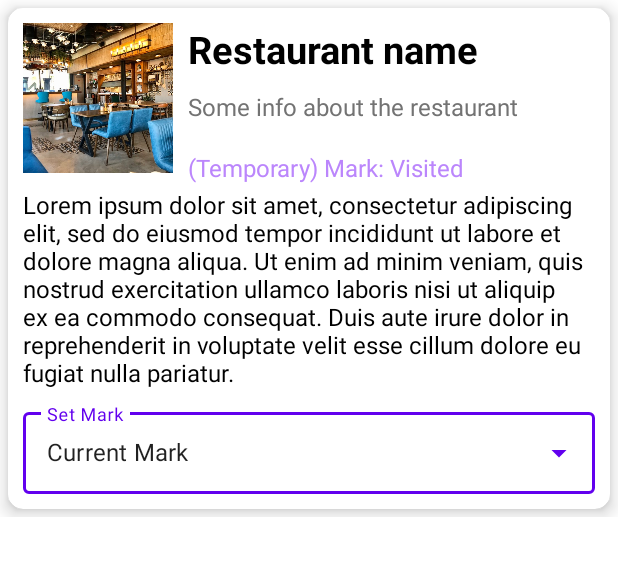
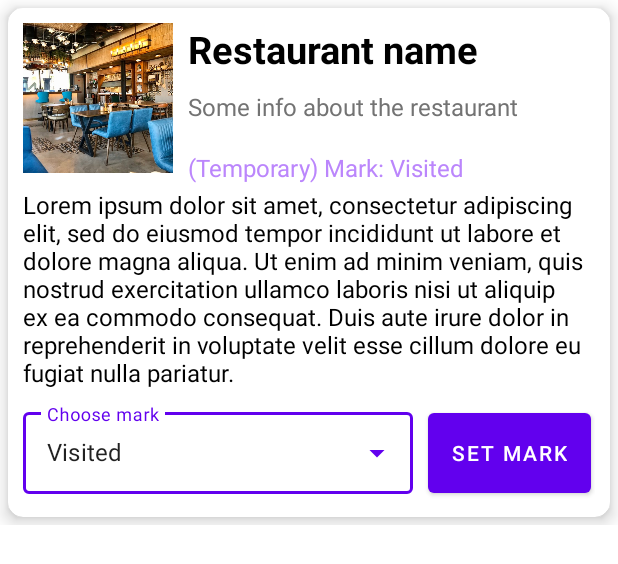
Before and after one commit to Restauranttrackers/Restaurant-Tracker, an Android app: the layout card_cell.xml on its own in the app's theme, with its tools: preview values and no code run, on a phone screen of 412 x 824 dp. Shown: the top 564 px of the screen. Run offline under Robolectric (Android 15) with nearby library versions, the phone set to English and light mode, and no system bars.

Commit message:
Set mark + update restaurant status
Set new mark and updates restaurant status for info card in maps and cards in list

```diff
--- a/app/src/main/res/layout/card_cell.xml
+++ b/app/src/main/res/layout/card_cell.xml
@@ -66,7 +66,7 @@
                 app:layout_constraintStart_toEndOf="@id/rest_image"
                 app:layout_constraintTop_toBottomOf="@id/rest_info"
                 android:textColor="@color/purple_200"
-                android:text="(Temporary) Mark: Visited"
+                android:text="@string/temporary_mark_visited"
                 android:textSize="16sp"
                 android:lines="1"
                 />
@@ -89,11 +89,13 @@
                     />
                 <com.google.android.material.textfield.TextInputLayout
                     style="@style/Widget.MaterialComponents.TextInputLayout.OutlinedBox.ExposedDropdownMenu"
-                    android:layout_width="match_parent"
+                    android:id="@+id/dropdown_menu"
+                    android:layout_width="260dp"
                     android:layout_height="60dp"
                     android:layout_marginTop="10dp"
                     app:layout_constraintTop_toBottomOf="@id/rest_desc"
-                    android:hint="Set Mark"
+                    app:layout_constraintStart_toStartOf="parent"
+                    android:hint="Choose mark"
                     >
                     <AutoCompleteTextView
                         android:id="@+id/autoCompleteTextView"
@@ -101,88 +103,18 @@
                         android:layout_height="match_parent"
                         android:layout_weight="1"
                         android:inputType="none"
-                        tools:text="Current Mark" />
+                        tools:text="Visited" />
                 </com.google.android.material.textfield.TextInputLayout>
+                <Button
+                    android:id="@+id/submit_button"
+                    android:layout_width="wrap_content"
+                    android:layout_height="65dp"
+                    android:layout_marginTop="10dp"
+                    android:layout_marginStart="10dp"
+                    app:layout_constraintTop_toBottomOf="@id/rest_desc"
+                    app:layout_constraintStart_toEndOf="@id/dropdown_menu"
+                    android:text="@string/set_mark" />
             </androidx.constraintlayout.widget.ConstraintLayout>
         </androidx.constraintlayout.widget.ConstraintLayout>
-        <!--<com.google.android.material.imageview.ShapeableImageView
-            android:id="@+id/rest_image"
-            android:layout_width="100dp"
-            android:layout_height="100dp"
-            android:adjustViewBounds="true"
-            android:scaleType="centerCrop"
-            app:layout_constraintStart_toStartOf="parent"
-            app:layout_constraintTop_toTopOf="parent"
-            android:src="@drawable/example_image"
-            />
-        <TextView
-            android:id="@+id/rest_name"
-            android:layout_width="270dp"
-            android:layout_height="wrap_content"
-            android:textColor="@color/black"
-            android:text="@string/restaurant_name"
-            android:textSize="25sp"
-            android:textStyle="bold"
-            android:lines="1"
-            android:layout_marginStart="110dp"
-            />
-        <TextView
-            android:id="@+id/rest_info"
-            android:layout_width="270dp"
-            android:layout_height="wrap_content"
-            android:textColor="@color/lightGray"
-            android:text="@string/some_info_about_the_restaurant"
-            android:textSize="16sp"
-            android:layout_marginStart="110dp"
-            android:layout_marginTop="40dp"
-            android:lines="3"
-            />
-        <TextView
-            android:id="@+id/rest_mark"
-            android:layout_width="270dp"
-            android:layout_height="wrap_content"
-            android:textColor="@color/purple_200"
-            android:text="(Temporary) Mark: Visited"
-            android:textSize="16sp"
-            android:layout_marginStart="110dp"
-            android:layout_marginTop="80dp"
-            android:lines="1"
-            />
-        <RelativeLayout
-            android:id="@+id/expanded_view"
-            android:layout_width="match_parent"
-            android:layout_height="wrap_content"
-            android:visibility="visible"
-            >
-            <TextView
-                android:id="@+id/rest_desc"
-                android:layout_width="match_parent"
-                android:layout_height="wrap_content"
-                android:textColor="@color/black"
-                android:text="@string/lorem_ipsum"
-                android:textSize="16sp"
-                android:lines="8"
-                android:layout_marginTop="110dp"
-                />
-            <com.google.android.material.textfield.TextInputLayout
-                style="@style/Widget.MaterialComponents.TextInputLayout.OutlinedBox.ExposedDropdownMenu"
-                android:layout_width="match_parent"
-                android:layout_height="60dp"
-                android:layout_marginStart="5dp"
-                android:layout_marginTop="270dp"
-                android:layout_marginEnd="5dp"
-                android:hint="Set Mark"
-                app:layout_constraintEnd_toEndOf="parent"
-                app:layout_constraintStart_toStartOf="parent"
-                >
-                <AutoCompleteTextView
-                    android:id="@+id/autoCompleteTextView"
-                    android:layout_width="match_parent"
-                    android:layout_height="match_parent"
-                    android:layout_weight="1"
-                    android:inputType="none"
-                    tools:text="Current Mark" />
-            </com.google.android.material.textfield.TextInputLayout>
-        </RelativeLayout>-->
     </androidx.cardview.widget.CardView>
 </LinearLayout>
--- a/app/src/main/res/layout/fragment_map.xml
+++ b/app/src/main/res/layout/fragment_map.xml
@@ -4,7 +4,6 @@
     xmlns:tools="http://schemas.android.com/tools"
     android:layout_width="match_parent"
     android:layout_height="wrap_content"
-    android:layout_margin="5dp"
     android:layout_gravity="bottom"
     tools:context=".map"
     >
--- a/app/src/main/res/values/strings.xml
+++ b/app/src/main/res/values/strings.xml
@@ -8,6 +8,7 @@
     <string name="set_mark">Set mark</string>
     <string name="navigation">Navigation</string>
     <string name="lorem_ipsum">Lorem ipsum dolor sit amet, consectetur adipiscing elit, sed do eiusmod tempor incididunt ut labore et dolore magna aliqua. Ut enim ad minim veniam, quis nostrud exercitation ullamco laboris nisi ut aliquip ex ea commodo consequat. Duis aute irure dolor in reprehenderit in voluptate velit esse cillum dolore eu fugiat nulla pariatur.</string>
+    <string name="temporary_mark_visited">(Temporary) Mark: Visited</string>
     <string-array name="marks">
         <item>Not visited</item>
         <item>Visited</item>
```
Also changed, not shown: app/src/main/java/com/bignerdranch/android/maptest/CardAdapter.kt (+22 -3 lines), app/src/main/java/com/bignerdranch/android/maptest/list.kt (+6 -4 lines), app/src/main/java/com/bignerdranch/android/maptest/map.kt (+24 -7 lines).
